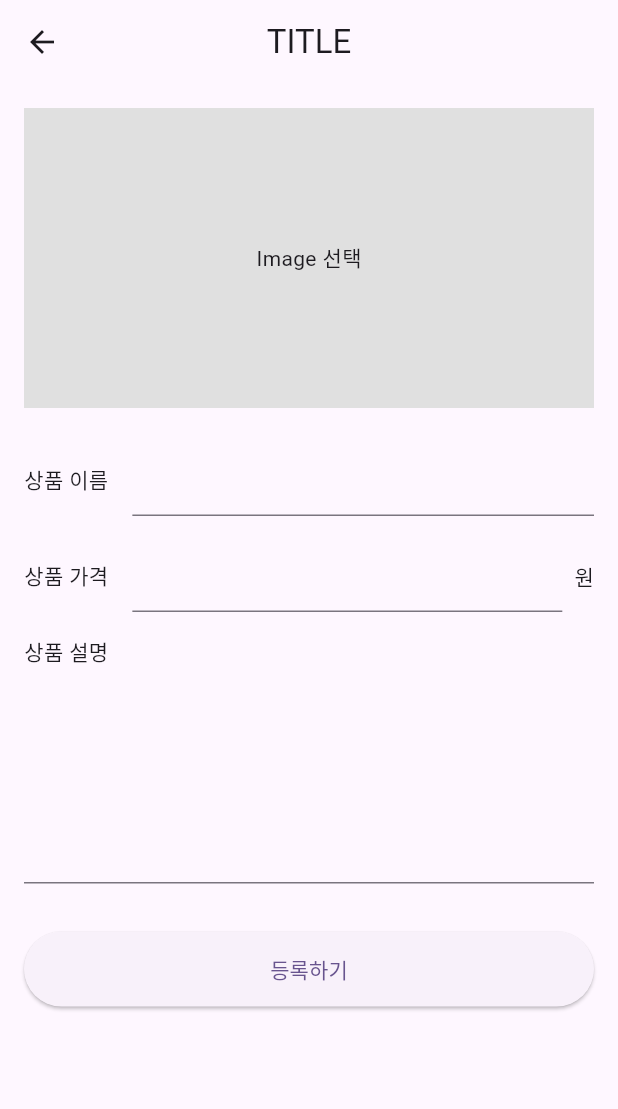
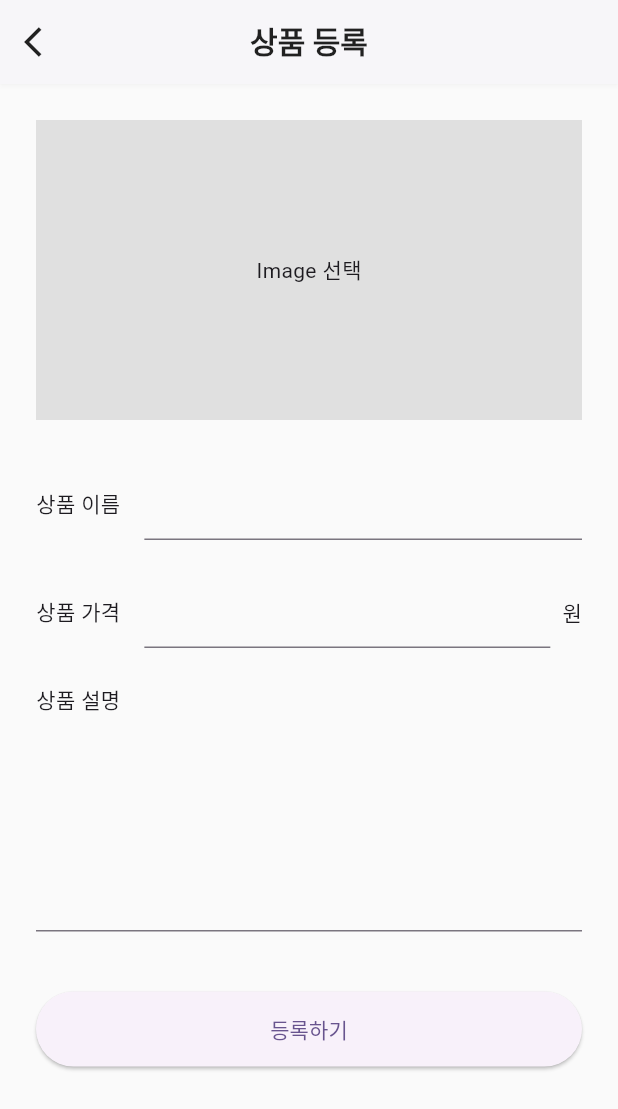
Before and after one commit to Jayden1Joe/today_s_farm, a Flutter app: the AddProductPage screen opened directly, on a phone screen of 412 x 824 dp. Shown: the top 1109 px of the screen. Run offline on Flutter 3.47's test engine with Material 3 defaults, Android fonts, the phone set to English and light mode, and no system bars.

```diff
--- a/lib/pages/add_product/add_product_page.dart
+++ b/lib/pages/add_product/add_product_page.dart
@@ -7,27 +7,38 @@ class AddProductPage extends StatelessWidget {
   @override
   Widget build(BuildContext context) {
     return Scaffold(
+      backgroundColor: Colors.grey[50],
       appBar: AppBar(
+        backgroundColor: Colors.white,
+        elevation: 1,
+        shadowColor: Colors.black.withOpacity(0.1),
         leading: IconButton(
-          icon: const Icon(Icons.arrow_back),
+          icon: const Icon(Icons.arrow_back_ios, color: Colors.black87),
           onPressed: () => Navigator.of(context).pop(),
         ),
-        title: const Text('TITLE'),
+        title: const Text(
+          '상품 등록',
+          style: TextStyle(
+            color: Colors.black87,
+            fontSize: 20,
+            fontWeight: FontWeight.w600,
+          ),
+        ),
         centerTitle: true,
       ),
       body: SingleChildScrollView(
-        padding: const EdgeInsets.all(16.0),
+        padding: const EdgeInsets.all(24.0),
         child: Column(
           crossAxisAlignment: CrossAxisAlignment.start,
           children: const [
             ImageSelectionWidget(),
+            SizedBox(height: 32),
+            ProductNameInputWidget(),
             SizedBox(height: 24),
-            ProductNameInputWidget(),
-            SizedBox(height: 16),
             ProductPriceInputWidget(),
-            SizedBox(height: 16),
+            SizedBox(height: 24),
             ProductDescriptionInputWidget(),
-            SizedBox(height: 32),
+            SizedBox(height: 40),
             RegisterButtonWidget(),
           ],
         ),
```
Also changed, not shown: lib/models/product_model.dart (+72 -0 lines).
